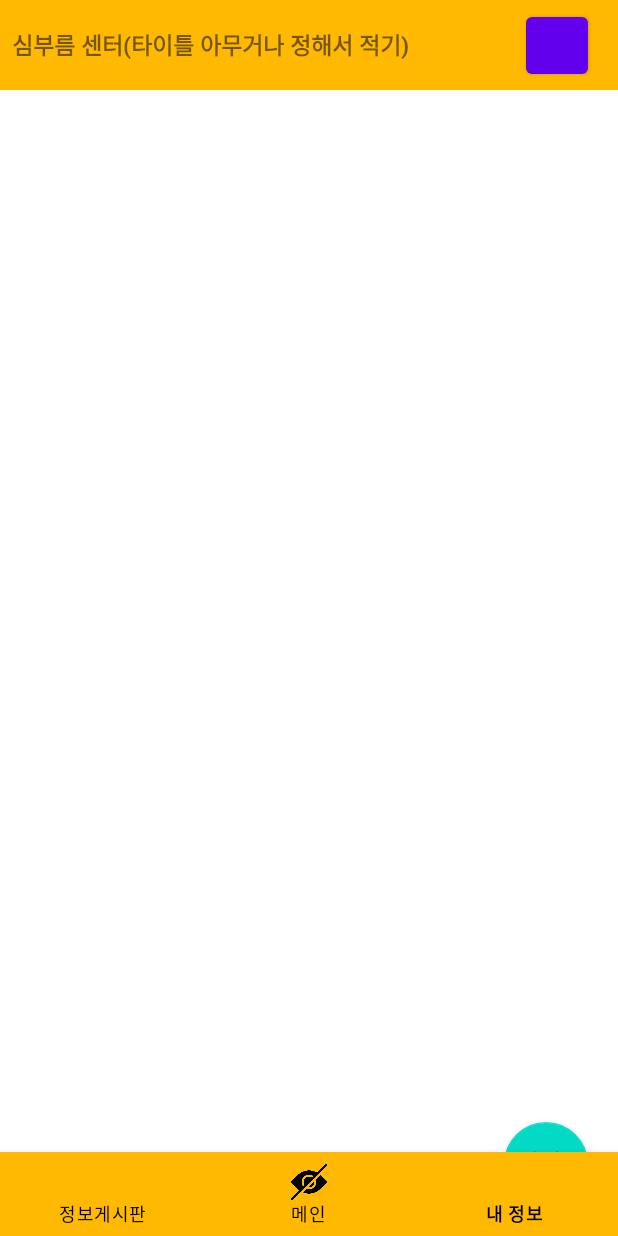
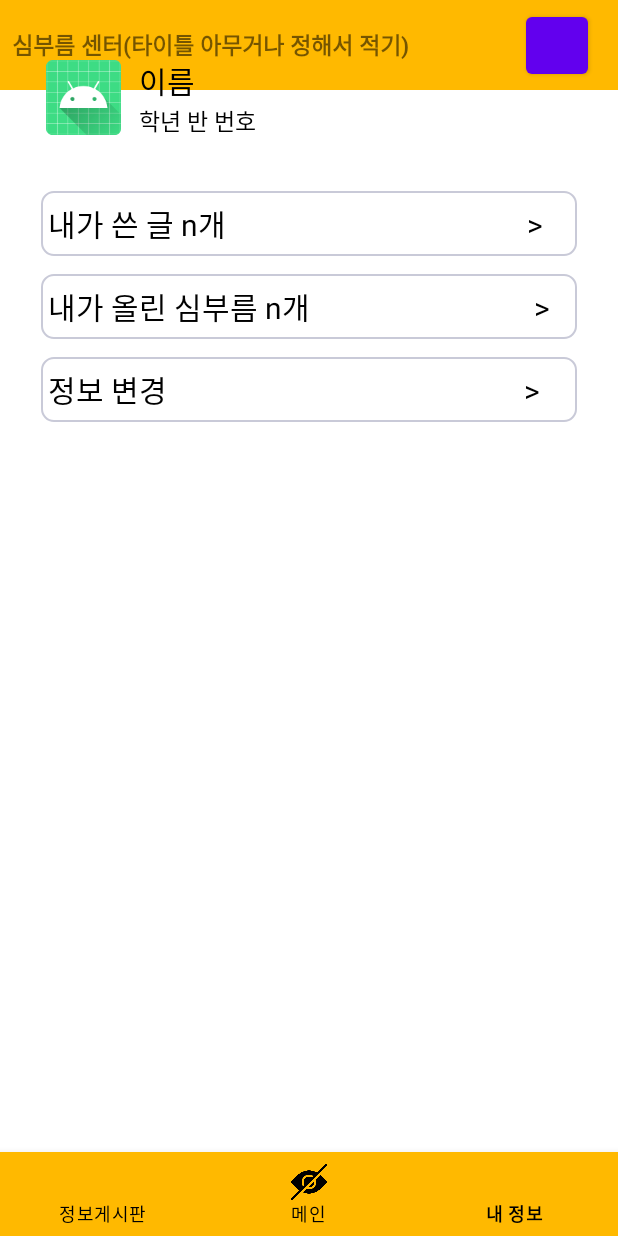
Before and after one commit to Hackaton-2022-Strike/Strike_Android, an Android app: the MainActivity screen opened directly, with no data from a screen before it, item 3 of the bottom bar chosen, on a phone screen of 412 x 824 dp. Run offline under Robolectric (Android 15) with nearby library versions, the phone set to English and light mode, and no system bars.

Commit message:
my_data_fragment구현중

```diff
--- a/app/src/main/java/kr/hs/hackton_2022/MainActivity.kt
+++ b/app/src/main/java/kr/hs/hackton_2022/MainActivity.kt
@@ -6,7 +6,9 @@ import android.view.MenuItem
 import android.view.View
 import com.google.android.material.bottomnavigation.BottomNavigationView
 import kr.hs.hackton_2022.databinding.ActivityMainBinding
+import kr.hs.hackton_2022.main.DataFragment
 import kr.hs.hackton_2022.main.MainFragment
+import kr.hs.hackton_2022.main.MyDataFragment
 
 class MainActivity : AppCompatActivity(), BottomNavigationView.OnNavigationItemSelectedListener {
     private lateinit var binding: ActivityMainBinding
@@ -22,9 +24,19 @@ class MainActivity : AppCompatActivity(), BottomNavigationView.OnNavigationItemS
 
     override fun onNavigationItemSelected(item: MenuItem): Boolean {
         when (item.itemId) {
+            R.id.data -> {
+                val data_fragment = DataFragment()
+                supportFragmentManager.beginTransaction().replace(R.id.container, data_fragment)
+                    .commit()
+            }
             R.id.main -> {
                 val main_fragment = MainFragment()
                 supportFragmentManager.beginTransaction().replace(R.id.container, main_fragment)
+                    .commit()
+            }
+            R.id.my_data -> {
+                val my_data_fragment = MyDataFragment()
+                supportFragmentManager.beginTransaction().replace(R.id.container, my_data_fragment)
                     .commit()
             }
         }
--- /dev/null
+++ b/app/src/main/java/kr/hs/hackton_2022/main/MyDataFragment.kt
@@ -0,0 +1,42 @@
+package kr.hs.hackton_2022.main
+
+import android.os.Bundle
+import androidx.fragment.app.Fragment
+import android.view.LayoutInflater
+import android.view.View
+import android.view.ViewGroup
+import kr.hs.hackton_2022.R
+
+private const val ARG_PARAM1 = "param1"
+private const val ARG_PARAM2 = "param2"
+
+class MyDataFragment : Fragment() {
+    private var param1: String? = null
+    private var param2: String? = null
+
+    override fun onCreate(savedInstanceState: Bundle?) {
+        super.onCreate(savedInstanceState)
+        arguments?.let {
+            param1 = it.getString(ARG_PARAM1)
+            param2 = it.getString(ARG_PARAM2)
+        }
+    }
+
+    override fun onCreateView(
+        inflater: LayoutInflater, container: ViewGroup?,
+        savedInstanceState: Bundle?
+    ): View? {
+        return inflater.inflate(R.layout.fragment_my_data, container, false)
+    }
+
+    companion object {
+        @JvmStatic
+        fun newInstance(param1: String, param2: String) =
+            MyDataFragment().apply {
+                arguments = Bundle().apply {
+                    putString(ARG_PARAM1, param1)
+                    putString(ARG_PARAM2, param2)
+                }
+            }
+    }
+}
--- /dev/null
+++ b/app/src/main/res/drawable/textview_round.xml
@@ -0,0 +1,10 @@
+<?xml version="1.0" encoding="utf-8"?>
+<shape xmlns:android="http://schemas.android.com/apk/res/android">
+    <padding android:left="5dp"
+        android:top="5dp"
+        android:right="5dp"
+        android:bottom="5dp"/>
+    <corners android:radius="8dp" />
+    <stroke android:width="1dp" android:color="#C9CAD8"/>
+    <solid android:color="@null"/>
+</shape>
--- /dev/null
+++ b/app/src/main/res/layout/fragment_my_data.xml
@@ -0,0 +1,96 @@
+<?xml version="1.0" encoding="utf-8"?>
+<FrameLayout xmlns:android="http://schemas.android.com/apk/res/android"
+    xmlns:app="http://schemas.android.com/apk/res-auto"
+    xmlns:tools="http://schemas.android.com/tools"
+    android:layout_width="match_parent"
+    android:layout_height="match_parent"
+    android:padding="15dp"
+    tools:context=".main.MyDataFragment">
+
+    <androidx.constraintlayout.widget.ConstraintLayout
+        android:layout_width="match_parent"
+        android:layout_height="match_parent">
+
+        <LinearLayout
+            android:id="@+id/linear"
+            android:layout_width="0dp"
+            android:layout_height="100dp"
+            android:gravity="center_vertical"
+            android:orientation="horizontal"
+            app:layout_constraintEnd_toEndOf="parent"
+            app:layout_constraintStart_toStartOf="parent"
+            app:layout_constraintTop_toTopOf="parent">
+
+            <ImageView
+                android:layout_width="50dp"
+                android:layout_height="50dp"
+                android:layout_marginStart="15dp"
+                android:src="@mipmap/ic_launcher" />
+
+            <LinearLayout
+                android:layout_width="match_parent"
+                android:layout_height="wrap_content"
+                android:layout_marginLeft="12dp"
+                android:gravity="center_vertical"
+                android:orientation="vertical">
+
+                <TextView
+                    android:id="@+id/tv_name"
+                    android:layout_width="match_parent"
+                    android:layout_height="wrap_content"
+                    android:text="이름"
+                    android:textColor="@color/black"
+                    android:textSize="20sp" />
+
+                <TextView
+                    android:id="@+id/tv_grade"
+                    android:layout_width="match_parent"
+                    android:layout_height="wrap_content"
+                    android:text="학년 반 번호"
+                    android:textColor="@color/black"
+                    android:textSize="15sp" />
+            </LinearLayout>
+        </LinearLayout>
+
+        <TextView
+            android:id="@+id/tv_my_write"
+            android:layout_width="match_parent"
+            android:layout_height="43dp"
+            android:layout_margin="12dp"
+            android:background="@drawable/textview_round"
+            android:gravity="center_vertical"
+            android:text="내가 쓴 글 n개                                           >"
+            android:textColor="@color/black"
+            android:textSize="20sp"
+            app:layout_constraintEnd_toEndOf="@id/linear"
+            app:layout_constraintStart_toStartOf="@id/linear"
+            app:layout_constraintTop_toBottomOf="@id/linear" />
+        <TextView
+            android:id="@+id/tv_my_errand"
+            android:layout_width="match_parent"
+            android:layout_height="43dp"
+            android:layout_margin="12dp"
+            android:background="@drawable/textview_round"
+            android:gravity="center_vertical"
+            android:text="내가 올린 심부름 n개                                >"
+            android:textColor="@color/black"
+            android:textSize="20sp"
+            app:layout_constraintEnd_toEndOf="@id/tv_my_write"
+            app:layout_constraintStart_toStartOf="@id/tv_my_write"
+            app:layout_constraintTop_toBottomOf="@id/tv_my_write" />
+        <TextView
+            android:id="@+id/tv_my_data"
+            android:layout_width="match_parent"
+            android:layout_height="43dp"
+            android:layout_margin="12dp"
+            android:background="@drawable/textview_round"
+            android:gravity="center_vertical"
+            android:text="정보 변경                                                   >"
+            android:textColor="@color/black"
+            android:textSize="20sp"
+            app:layout_constraintEnd_toEndOf="@id/tv_my_errand"
+            app:layout_constraintStart_toStartOf="@id/tv_my_errand"
+            app:layout_constraintTop_toBottomOf="@id/tv_my_errand" />
+    </androidx.constraintlayout.widget.ConstraintLayout>
+
+</FrameLayout>
```
